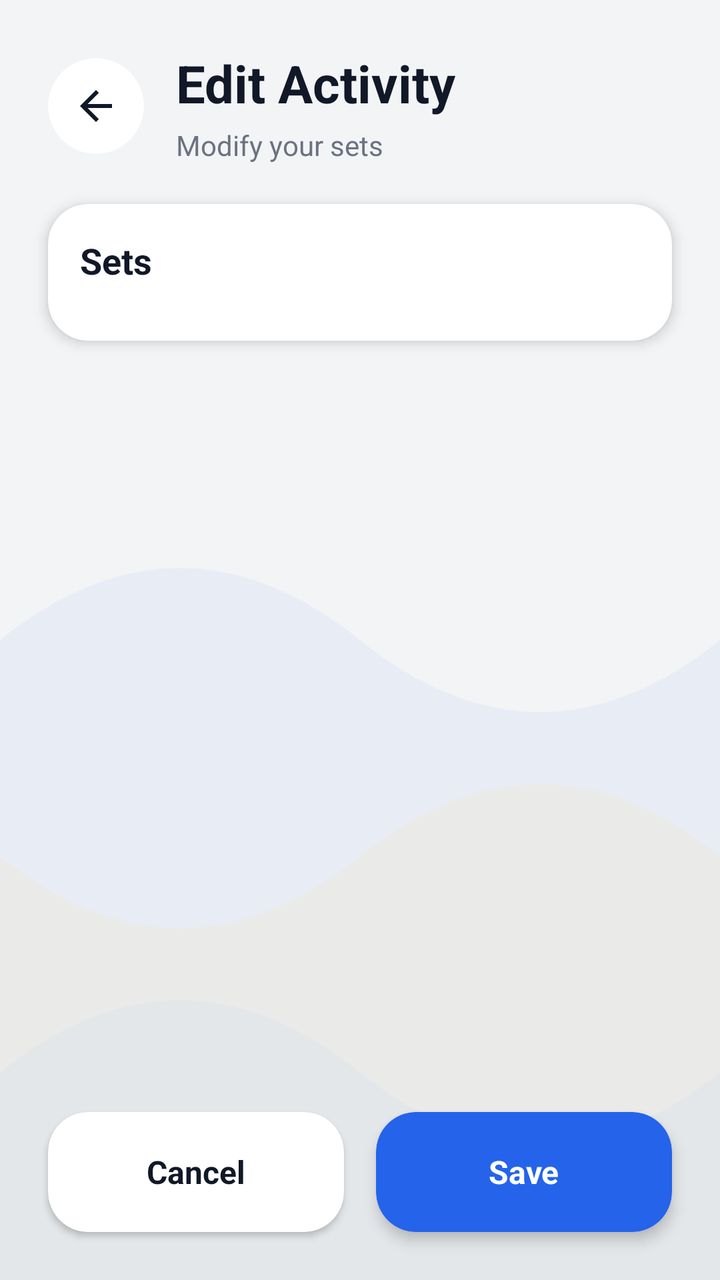
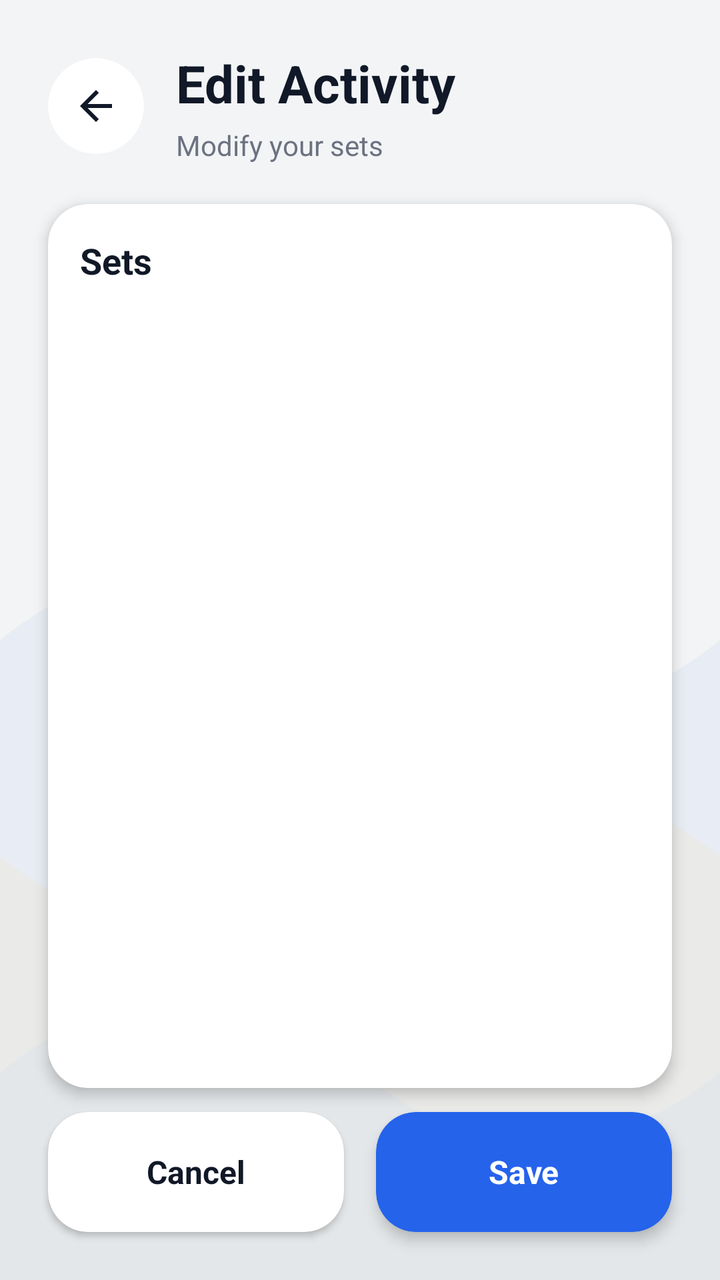

The first picture is an Android layout as it rendered before a commit; the second is the same layout after the commit. The layout source and the unified diff follow.
<!-- AndroidManifest.xml: application theme Theme.Fitness -->
<!-- res/layout/activity_edit_activity.xml -->
<?xml version="1.0" encoding="utf-8"?>
<androidx.constraintlayout.widget.ConstraintLayout xmlns:android="http://schemas.android.com/apk/res/android"
    xmlns:app="http://schemas.android.com/apk/res-auto"
    xmlns:tools="http://schemas.android.com/tools"
    android:layout_width="match_parent"
    android:layout_height="match_parent"
    android:background="@color/fitness_background"
    android:fitsSystemWindows="true"
    tools:context=".activities.EditActivityActivity">

    
    <ImageView
        android:id="@+id/image_bg_animation"
        android:layout_width="match_parent"
        android:layout_height="match_parent"
        android:alpha="1.0"
        android:scaleType="centerCrop"
        app:layout_constraintBottom_toBottomOf="parent"
        app:layout_constraintEnd_toEndOf="parent"
        app:layout_constraintStart_toStartOf="parent"
        app:layout_constraintTop_toTopOf="parent"
        app:srcCompat="@drawable/avd_background_flow" />

    <androidx.core.widget.NestedScrollView
        android:id="@+id/scroll_view_content"
        android:layout_width="match_parent"
        android:layout_height="0dp"
        android:background="@android:color/transparent"
        android:clipToPadding="false"
        android:fillViewport="true"
        app:layout_constraintBottom_toTopOf="@id/button_container"
        app:layout_constraintEnd_toEndOf="parent"
        app:layout_constraintStart_toStartOf="parent"
        app:layout_constraintTop_toTopOf="parent">

        <androidx.constraintlayout.widget.ConstraintLayout
            android:layout_width="match_parent"
            android:layout_height="wrap_content"
            android:clipChildren="false"
            android:clipToPadding="false"
            android:paddingStart="24dp"
            android:paddingTop="24dp"
            android:paddingEnd="24dp"
            android:paddingBottom="24dp">

            
            <LinearLayout
                android:id="@+id/layout_header"
                android:layout_width="match_parent"
                android:layout_height="wrap_content"
                android:gravity="center_vertical"
                android:orientation="horizontal"
                app:layout_constraintEnd_toEndOf="parent"
                app:layout_constraintStart_toStartOf="parent"
                app:layout_constraintTop_toTopOf="parent">

                <androidx.cardview.widget.CardView
                    android:layout_width="48dp"
                    android:layout_height="48dp"
                    app:cardBackgroundColor="@color/fitness_card_background"
                    app:cardCornerRadius="24dp"
                    app:cardElevation="0dp">

                    <ImageButton
                        android:id="@+id/button_back"
                        android:layout_width="match_parent"
                        android:layout_height="match_parent"
                        android:background="@android:color/transparent"
                        android:contentDescription="@string/progress_back_content_description"
                        android:padding="12dp"
                        android:src="@drawable/ic_arrow_back_24"
                        app:tint="@color/fitness_text_primary" />
                </androidx.cardview.widget.CardView>

                <LinearLayout
                    android:layout_width="0dp"
                    android:layout_height="wrap_content"
                    android:layout_marginStart="16dp"
                    android:layout_weight="1"
                    android:orientation="vertical">

                    <TextView
                        android:id="@+id/text_title"
                        android:layout_width="wrap_content"
                        android:layout_height="wrap_content"
                        android:text="Edit Activity"
                        android:textColor="@color/fitness_text_primary"
                        android:textSize="26sp"
                        android:textStyle="bold" />

                    <TextView
                        android:id="@+id/text_subtitle"
                        android:layout_width="wrap_content"
                        android:layout_height="wrap_content"
                        android:layout_marginTop="4dp"
                        android:text="Modify your sets"
                        android:textColor="@color/fitness_text_secondary"
                        android:textSize="14sp" />
                </LinearLayout>
            </LinearLayout>

            
            <androidx.cardview.widget.CardView
                android:id="@+id/card_sets"
                android:layout_width="match_parent"
                android:layout_height="wrap_content"
                android:layout_marginTop="20dp"
                app:cardBackgroundColor="@color/fitness_card_background"
                app:cardCornerRadius="20dp"
                app:cardElevation="4dp"
                app:layout_constraintEnd_toEndOf="parent"
                app:layout_constraintStart_toStartOf="parent"
                app:layout_constraintTop_toBottomOf="@id/layout_header">

                <LinearLayout
                    android:layout_width="match_parent"
                    android:layout_height="wrap_content"
                    android:orientation="vertical"
                    android:padding="16dp">

                    <TextView
                        android:layout_width="wrap_content"
                        android:layout_height="wrap_content"
                        android:text="Sets"
                        android:textColor="@color/fitness_text_primary"
                        android:textSize="18sp"
                        android:textStyle="bold" />

                    <androidx.recyclerview.widget.RecyclerView
                        android:id="@+id/recycler_view_sets"
                        android:layout_width="match_parent"
                        android:layout_height="wrap_content"
                        android:layout_marginTop="12dp"
                        android:clipToPadding="false"
                        android:nestedScrollingEnabled="false" />
                </LinearLayout>
            </androidx.cardview.widget.CardView>

        </androidx.constraintlayout.widget.ConstraintLayout>
    </androidx.core.widget.NestedScrollView>

    
    <LinearLayout
        android:id="@+id/button_container"
        android:layout_width="match_parent"
        android:layout_height="wrap_content"
        android:baselineAligned="false"
        android:clipChildren="false"
        android:clipToPadding="false"
        android:orientation="horizontal"
        android:paddingStart="24dp"
        android:paddingTop="12dp"
        android:paddingEnd="24dp"
        android:paddingBottom="24dp"
        app:layout_constraintBottom_toBottomOf="parent"
        app:layout_constraintEnd_toEndOf="parent"
        app:layout_constraintStart_toStartOf="parent">

        
        <androidx.cardview.widget.CardView
            android:id="@+id/button_cancel"
            android:layout_width="0dp"
            android:layout_height="60dp"
            android:layout_marginEnd="8dp"
            android:layout_weight="1"
            android:clickable="true"
            android:focusable="true"
            android:foreground="?attr/selectableItemBackground"
            app:cardBackgroundColor="@color/fitness_card_background"
            app:cardCornerRadius="20dp"
            app:cardElevation="2dp">

            <LinearLayout
                android:layout_width="match_parent"
                android:layout_height="match_parent"
                android:gravity="center"
                android:orientation="horizontal">

                <TextView
                    android:layout_width="wrap_content"
                    android:layout_height="wrap_content"
                    android:text="Cancel"
                    android:textColor="@color/fitness_text_primary"
                    android:textSize="16sp"
                    android:textStyle="bold" />
            </LinearLayout>
        </androidx.cardview.widget.CardView>

        
        <androidx.cardview.widget.CardView
            android:id="@+id/button_save"
            android:layout_width="0dp"
            android:layout_height="60dp"
            android:layout_marginStart="8dp"
            android:layout_weight="1"
            android:clickable="true"
            android:focusable="true"
            android:foreground="?attr/selectableItemBackground"
            app:cardBackgroundColor="@color/fitness_primary"
            app:cardCornerRadius="20dp"
            app:cardElevation="4dp">

            <LinearLayout
                android:layout_width="match_parent"
                android:layout_height="match_parent"
                android:gravity="center"
                android:orientation="horizontal">

                <TextView
                    android:layout_width="wrap_content"
                    android:layout_height="wrap_content"
                    android:text="Save"
                    android:textColor="@color/white"
                    android:textSize="16sp"
                    android:textStyle="bold" />
            </LinearLayout>
        </androidx.cardview.widget.CardView>
    </LinearLayout>
</androidx.constraintlayout.widget.ConstraintLayout>
<!-- resources referenced by this layout -->
<resources>
  <color name="fitness_background">#F3F4F6</color>
  <color name="fitness_card_background">#FFFFFF</color>
  <color name="fitness_primary">#2563EB</color>
  <color name="fitness_text_primary">#111827</color>
  <color name="fitness_text_secondary">#6B7280</color>
  <color name="white">#FFFFFFFF</color>
  <!-- drawable ic_arrow_back_24 (drawable) -->
  <vector xmlns:android="http://schemas.android.com/apk/res/android"
      android:width="24dp"
      android:height="24dp"
      android:viewportWidth="24.0"
      android:viewportHeight="24.0"
      android:tint="?attr/colorControlNormal">
    <path
        android:fillColor="@android:color/white"
        android:pathData="M20,11H7.83l5.59,-5.59L12,4l-8,8 8,8 1.41,-1.41L7.83,13H20v-2z"/>
  </vector>
  <string name="progress_back_content_description">Navigate back</string>
  <color name="fitness_primary_dark">#1E40AF</color>
  <color name="fitness_accent">#F59E0B</color>
  <style name="ThemeOverlay.Fitness.MaterialAlertDialog" parent="ThemeOverlay.MaterialComponents.MaterialAlertDialog">
          
          <item name="android:windowBackground">@android:color/transparent</item>
          
          
          <item name="android:background">@drawable/bg_dialog_rounded</item>
          
          
          <item name="colorSurface">@color/fitness_card_background</item>
          
          
          <item name="colorPrimary">@color/fitness_primary</item>
          <item name="colorOnPrimary">@color/white</item>
          
          
          <item name="colorOnSurface">@color/fitness_text_primary</item>
          <item name="android:textColorPrimary">@color/fitness_text_primary</item>
          <item name="android:textColorSecondary">@color/fitness_text_secondary</item>
          
          
          <item name="materialAlertDialogTitleTextStyle">@style/MaterialAlertDialog.Fitness.Title</item>
          <item name="materialAlertDialogBodyTextStyle">@style/MaterialAlertDialog.Fitness.Body</item>
          <item name="buttonBarButtonStyle">@style/MaterialAlertDialog.Fitness.Button</item>
      </style>
  <!-- drawable bg_dialog_rounded (drawable) -->
  <?xml version="1.0" encoding="utf-8"?>
  <shape xmlns:android="http://schemas.android.com/apk/res/android"
      android:shape="rectangle">
      <solid android:color="@color/fitness_card_background" />
      <corners android:radius="24dp" />
  </shape>
  <style name="MaterialAlertDialog.Fitness.Title" parent="MaterialAlertDialog.MaterialComponents.Title.Text">
          <item name="android:textColor">@color/fitness_text_primary</item>
          <item name="android:textSize">20sp</item>
          <item name="android:textStyle">bold</item>
      </style>
  <style name="MaterialAlertDialog.Fitness.Body" parent="MaterialAlertDialog.MaterialComponents.Body.Text">
          <item name="android:textColor">@color/fitness_text_primary</item>
          <item name="android:textSize">15sp</item>
      </style>
  <style name="MaterialAlertDialog.Fitness.Button" parent="Widget.MaterialComponents.Button.TextButton.Dialog">
          <item name="android:textColor">@color/fitness_primary</item>
          <item name="android:textSize">15sp</item>
          <item name="android:textStyle">bold</item>
      </style>
  <!-- unchanged entries left out for length: 2 -->
</resources>

<!-- the commit's change to res/layout/activity_edit_activity.xml (unified diff, before → after) -->
@@ -21,123 +21,105 @@
         app:layout_constraintTop_toTopOf="parent"
         app:srcCompat="@drawable/avd_background_flow" />
 
-    <androidx.core.widget.NestedScrollView
-        android:id="@+id/scroll_view_content"
-        android:layout_width="match_parent"
-        android:layout_height="0dp"
-        android:background="@android:color/transparent"
-        android:clipToPadding="false"
-        android:fillViewport="true"
-        app:layout_constraintBottom_toTopOf="@id/button_container"
+    
+    <LinearLayout
+        android:id="@+id/layout_header"
+        android:layout_width="match_parent"
+        android:layout_height="wrap_content"
+        android:gravity="center_vertical"
+        android:orientation="horizontal"
+        android:paddingStart="24dp"
+        android:paddingTop="24dp"
+        android:paddingEnd="24dp"
+        android:paddingBottom="12dp"
         app:layout_constraintEnd_toEndOf="parent"
         app:layout_constraintStart_toStartOf="parent"
         app:layout_constraintTop_toTopOf="parent">
 
-        <androidx.constraintlayout.widget.ConstraintLayout
+        <androidx.cardview.widget.CardView
+            android:layout_width="48dp"
+            android:layout_height="48dp"
+            app:cardBackgroundColor="@color/fitness_card_background"
+            app:cardCornerRadius="24dp"
+            app:cardElevation="0dp">
+
+            <ImageButton
+                android:id="@+id/button_back"
+                android:layout_width="match_parent"
+                android:layout_height="match_parent"
+                android:background="@android:color/transparent"
+                android:contentDescription="@string/progress_back_content_description"
+                android:padding="12dp"
+                android:src="@drawable/ic_arrow_back_24"
+                app:tint="@color/fitness_text_primary" />
+        </androidx.cardview.widget.CardView>
+
+        <LinearLayout
+            android:layout_width="0dp"
+            android:layout_height="wrap_content"
+            android:layout_marginStart="16dp"
+            android:layout_weight="1"
+            android:orientation="vertical">
+
+            <TextView
+                android:id="@+id/text_title"
+                android:layout_width="wrap_content"
+                android:layout_height="wrap_content"
+                android:text="Edit Activity"
+                android:textColor="@color/fitness_text_primary"
+                android:textSize="26sp"
+                android:textStyle="bold" />
+
+            <TextView
+                android:id="@+id/text_subtitle"
+                android:layout_width="wrap_content"
+                android:layout_height="wrap_content"
+                android:layout_marginTop="4dp"
+                android:text="Modify your sets"
+                android:textColor="@color/fitness_text_secondary"
+                android:textSize="14sp" />
+        </LinearLayout>
+    </LinearLayout>
+
+    
+    <androidx.cardview.widget.CardView
+        android:id="@+id/card_sets"
+        android:layout_width="match_parent"
+        android:layout_height="0dp"
+        android:layout_marginStart="24dp"
+        android:layout_marginTop="8dp"
+        android:layout_marginEnd="24dp"
+        app:cardBackgroundColor="@color/fitness_card_background"
+        app:cardCornerRadius="20dp"
+        app:cardElevation="4dp"
+        app:layout_constraintBottom_toTopOf="@id/button_container"
+        app:layout_constraintEnd_toEndOf="parent"
+        app:layout_constraintStart_toStartOf="parent"
+        app:layout_constraintTop_toBottomOf="@id/layout_header">
+
+        <LinearLayout
             android:layout_width="match_parent"
-            android:layout_height="wrap_content"
-            android:clipChildren="false"
-            android:clipToPadding="false"
-            android:paddingStart="24dp"
-            android:paddingTop="24dp"
-            android:paddingEnd="24dp"
-            android:paddingBottom="24dp">
-
-            
-            <LinearLayout
-                android:id="@+id/layout_header"
-                android:layout_width="match_parent"
+            android:layout_height="match_parent"
+            android:orientation="vertical"
+            android:padding="16dp">
+
+            <TextView
+                android:layout_width="wrap_content"
                 android:layout_height="wrap_content"
-                android:gravity="center_vertical"
-                android:orientation="horizontal"
-                app:layout_constraintEnd_toEndOf="parent"
-                app:layout_constraintStart_toStartOf="parent"
-                app:layout_constraintTop_toTopOf="parent">
-
-                <androidx.cardview.widget.CardView
-                    android:layout_width="48dp"
-                    android:layout_height="48dp"
-                    app:cardBackgroundColor="@color/fitness_card_background"
-                    app:cardCornerRadius="24dp"
-                    app:cardElevation="0dp">
-
-                    <ImageButton
-                        android:id="@+id/button_back"
-                        android:layout_width="match_parent"
-                        android:layout_height="match_parent"
-                        android:background="@android:color/transparent"
-                        android:contentDescription="@string/progress_back_content_description"
-                        android:padding="12dp"
-                        android:src="@drawable/ic_arrow_back_24"
-                        app:tint="@color/fitness_text_primary" />
-                </androidx.cardview.widget.CardView>
-
-                <LinearLayout
-                    android:layout_width="0dp"
-                    android:layout_height="wrap_content"
-                    android:layout_marginStart="16dp"
-                    android:layout_weight="1"
-                    android:orientation="vertical">
-
-                    <TextView
-                        android:id="@+id/text_title"
-                        android:layout_width="wrap_content"
-                        android:layout_height="wrap_content"
-                        android:text="Edit Activity"
-                        android:textColor="@color/fitness_text_primary"
-                        android:textSize="26sp"
-                        android:textStyle="bold" />
-
-                    <TextView
-                        android:id="@+id/text_subtitle"
-                        android:layout_width="wrap_content"
-                        android:layout_height="wrap_content"
-                        android:layout_marginTop="4dp"
-                        android:text="Modify your sets"
-                        android:textColor="@color/fitness_text_secondary"
-                        android:textSize="14sp" />
-                </LinearLayout>
-            </LinearLayout>
-
-            
-            <androidx.cardview.widget.CardView
-                android:id="@+id/card_sets"
-                android:layout_width="match_parent"
-                android:layout_height="wrap_content"
-                android:layout_marginTop="20dp"
-                app:cardBackgroundColor="@color/fitness_card_background"
-                app:cardCornerRadius="20dp"
-                app:cardElevation="4dp"
-                app:layout_constraintEnd_toEndOf="parent"
-                app:layout_constraintStart_toStartOf="parent"
-                app:layout_constraintTop_toBottomOf="@id/layout_header">
-
-                <LinearLayout
-                    android:layout_width="match_parent"
-                    android:layout_height="wrap_content"
-                    android:orientation="vertical"
-                    android:padding="16dp">
-
-                    <TextView
-                        android:layout_width="wrap_content"
-                        android:layout_height="wrap_content"
-                        android:text="Sets"
-                        android:textColor="@color/fitness_text_primary"
-                        android:textSize="18sp"
-                        android:textStyle="bold" />
-
-                    <androidx.recyclerview.widget.RecyclerView
-                        android:id="@+id/recycler_view_sets"
-                        android:layout_width="match_parent"
-                        android:layout_height="wrap_content"
-                        android:layout_marginTop="12dp"
-                        android:clipToPadding="false"
-                        android:nestedScrollingEnabled="false" />
-                </LinearLayout>
-            </androidx.cardview.widget.CardView>
-
-        </androidx.constraintlayout.widget.ConstraintLayout>
-    </androidx.core.widget.NestedScrollView>
+                android:text="Sets"
+                android:textColor="@color/fitness_text_primary"
+                android:textSize="18sp"
+                android:textStyle="bold" />
+
+            <androidx.recyclerview.widget.RecyclerView
+                android:id="@+id/recycler_view_sets"
+                android:layout_width="match_parent"
+                android:layout_height="0dp"
+                android:layout_weight="1"
+                android:layout_marginTop="12dp"
+                android:clipToPadding="false" />
+        </LinearLayout>
+    </androidx.cardview.widget.CardView>
 
     
     <LinearLayout
